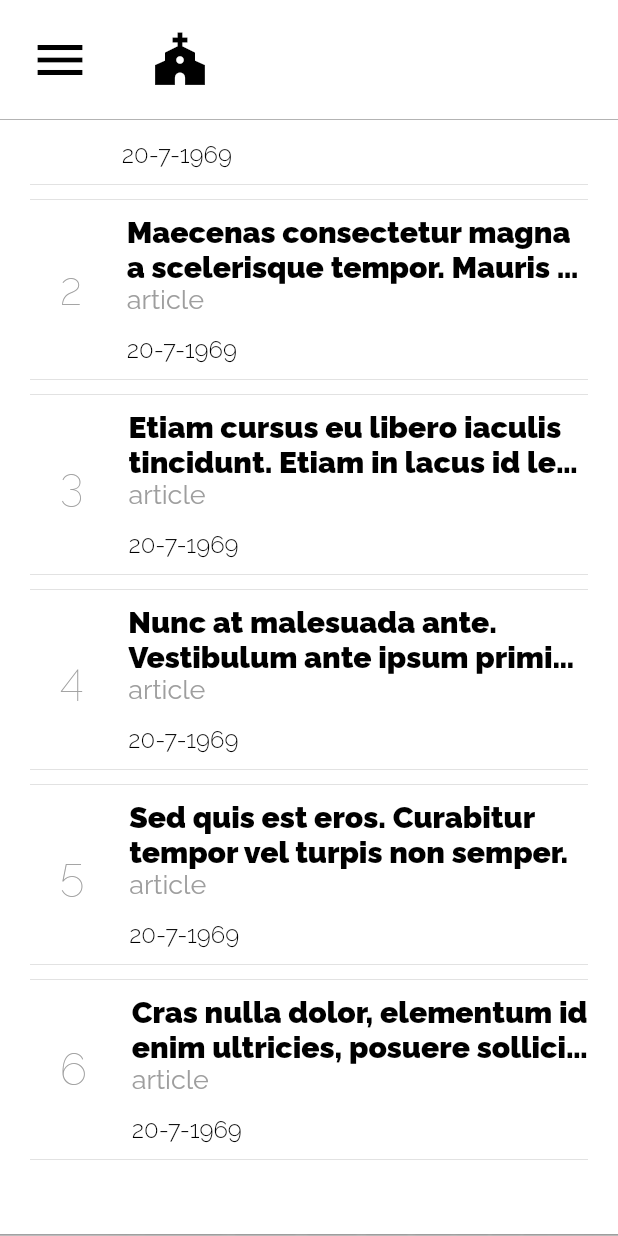
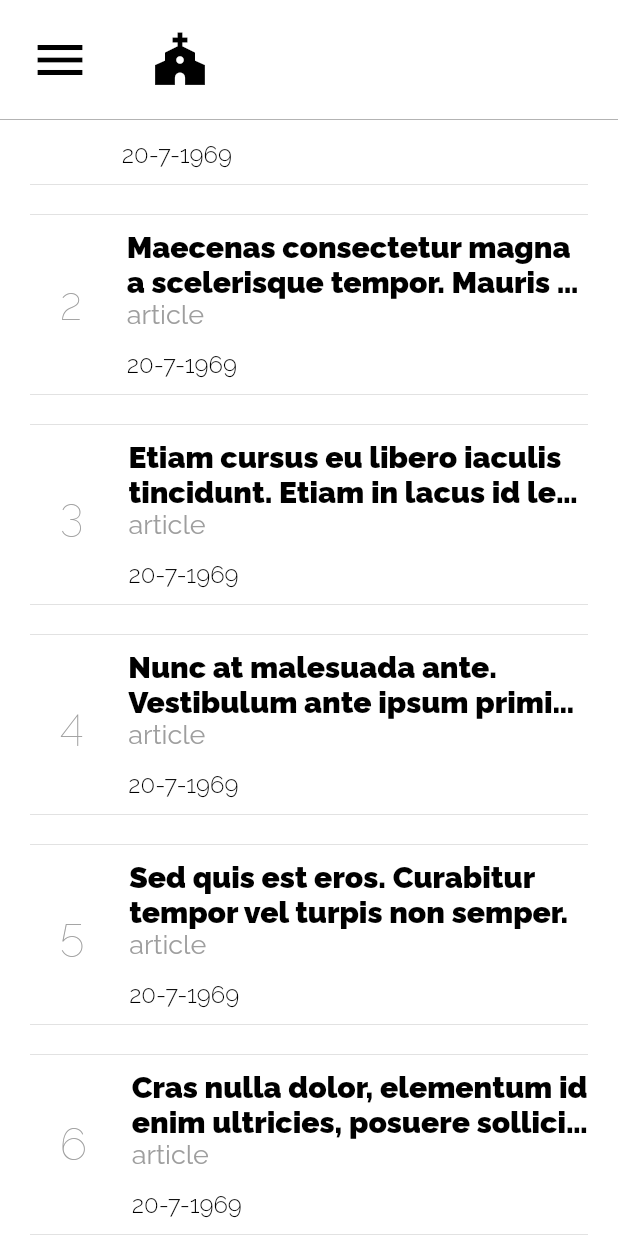
Before and after one commit to Elymne/les-mediateurs, a Flutter app: the screen it shows after launch, scrolled down 398 dp, on a phone screen of 412 x 824 dp. Run offline on Flutter 3.47's test engine with Material 2 defaults, Android fonts, the phone set to English and light mode, and no system bars; our stand-ins replace dio, flutter_riverpod, freezed_annotation; generated files the repository leaves out were written again.

Commit message:
feat : create a custom grid view widget

```diff
--- a/lib/presentation/screens/home_page/widgets/trending_grid.dart
+++ b/lib/presentation/screens/home_page/widgets/trending_grid.dart
@@ -5,6 +5,7 @@ import 'package:les_mediateurs/core/constants.dart';
 import 'package:les_mediateurs/core/state/enum_state_status.dart';
 import 'package:les_mediateurs/presentation/screens/home_page/providers/trending_grid_state_provider.dart';
 import 'package:les_mediateurs/presentation/screens/home_page/widgets/trending_item.dart';
+import 'package:les_mediateurs/presentation/widgets/custom_grid/custom_grid.dart';
 
 class TrendingList extends ConsumerStatefulWidget {
   const TrendingList({super.key});
@@ -63,7 +64,6 @@ class _State extends ConsumerState<TrendingList> {
         child: Padding(
           padding: const EdgeInsets.symmetric(horizontal: 40),
           child: SizedBox(
-            height: 600,
             width: size.width - 80,
             child: Column(
               crossAxisAlignment: CrossAxisAlignment.start,
@@ -87,61 +87,17 @@ class _State extends ConsumerState<TrendingList> {
                   ],
                 ),
                 const SizedBox(height: 20),
-                Row(
-                  mainAxisSize: MainAxisSize.max,
-                  children: [
-                    Expanded(
-                      child: TrendingItem(
-                        number: 1,
-                        trending: state.trendings[0],
-                      ),
-                    ),
-                    const SizedBox(width: 20),
-                    Expanded(
-                      child: TrendingItem(
-                        number: 2,
-                        trending: state.trendings[1],
-                      ),
-                    ),
-                  ],
-                ),
-                const SizedBox(height: 20),
-                Row(
-                  mainAxisSize: MainAxisSize.max,
-                  children: [
-                    Expanded(
-                      child: TrendingItem(
-                        number: 3,
-                        trending: state.trendings[2],
-                      ),
-                    ),
-                    const SizedBox(width: 20),
-                    Expanded(
-                      child: TrendingItem(
-                        number: 4,
-                        trending: state.trendings[3],
-                      ),
-                    ),
-                  ],
-                ),
-                const SizedBox(height: 20),
-                Row(
-                  mainAxisSize: MainAxisSize.max,
-                  children: [
-                    Expanded(
-                      child: TrendingItem(
-                        number: 5,
-                        trending: state.trendings[4],
-                      ),
-                    ),
-                    const SizedBox(width: 20),
-                    Expanded(
-                      child: TrendingItem(
-                        number: 6,
-                        trending: state.trendings[5],
-                      ),
-                    ),
-                  ],
+                CustomGrid(
+                  itemPerRow: 2,
+                  itemCount: state.trendings.length,
+                  rowMargin: 20,
+                  margeBetweenItem: 10,
+                  builder: (index) {
+                    return TrendingItem(
+                      number: index + 1,
+                      trending: state.trendings[index],
+                    );
+                  },
                 ),
               ],
             ),
@@ -156,7 +112,6 @@ class _State extends ConsumerState<TrendingList> {
         child: Padding(
           padding: const EdgeInsets.all(20.0),
           child: SizedBox(
-            height: 900,
             child: Column(
               crossAxisAlignment: CrossAxisAlignment.start,
               mainAxisSize: MainAxisSize.max,
@@ -180,36 +135,18 @@ class _State extends ConsumerState<TrendingList> {
                   ],
                 ),
                 const SizedBox(height: 30),
-                TrendingItem(
-                  number: 1,
-                  trending: state.trendings[0],
+                CustomGrid(
+                  itemPerRow: 1,
+                  itemCount: state.trendings.length,
+                  rowMargin: 20,
+                  margeBetweenItem: 10,
+                  builder: (index) {
+                    return TrendingItem(
+                      number: index + 1,
+                      trending: state.trendings[index],
+                    );
+                  },
                 ),
-                const SizedBox(height: 10),
-                TrendingItem(
-                  number: 2,
-                  trending: state.trendings[1],
-                ),
-                const SizedBox(height: 10),
-                TrendingItem(
-                  number: 3,
-                  trending: state.trendings[2],
-                ),
-                const SizedBox(height: 10),
-                TrendingItem(
-                  number: 4,
-                  trending: state.trendings[3],
-                ),
-                const SizedBox(height: 10),
-                TrendingItem(
-                  number: 5,
-                  trending: state.trendings[4],
-                ),
-                const SizedBox(height: 10),
-                TrendingItem(
-                  number: 6,
-                  trending: state.trendings[5],
-                ),
-                const SizedBox(height: 10),
               ],
             ),
           ),
@@ -225,7 +162,6 @@ class _State extends ConsumerState<TrendingList> {
         children: [
           SizedBox(
             width: largeScreenDisplayWidth,
-            height: 400,
             child: Column(
               crossAxisAlignment: CrossAxisAlignment.start,
               children: [
@@ -248,56 +184,17 @@ class _State extends ConsumerState<TrendingList> {
                   ],
                 ),
                 const SizedBox(height: 30),
-                Row(
-                  mainAxisSize: MainAxisSize.max,
-                  children: [
-                    Expanded(
-                      child: TrendingItem(
-                        number: 1,
-                        trending: state.trendings[0],
-                      ),
-                    ),
-                    const SizedBox(width: 20),
-                    Expanded(
-                      child: TrendingItem(
-                        number: 2,
-                        trending: state.trendings[1],
-                      ),
-                    ),
-                    const SizedBox(width: 20),
-                    Expanded(
-                      child: TrendingItem(
-                        number: 3,
-                        trending: state.trendings[2],
-                      ),
-                    ),
-                  ],
-                ),
-                const SizedBox(height: 20),
-                Row(
-                  mainAxisSize: MainAxisSize.max,
-                  children: [
-                    Expanded(
-                      child: TrendingItem(
-                        number: 4,
-                        trending: state.trendings[3],
-                      ),
-                    ),
-                    const SizedBox(width: 20),
-                    Expanded(
-                      child: TrendingItem(
-                        number: 5,
-                        trending: state.trendings[4],
-                      ),
-                    ),
-                    const SizedBox(width: 20),
-                    Expanded(
-                      child: TrendingItem(
-                        number: 6,
-                        trending: state.trendings[5],
-                      ),
-                    ),
-                  ],
+                CustomGrid(
+                  itemPerRow: 3,
+                  itemCount: state.trendings.length,
+                  rowMargin: 30,
+                  margeBetweenItem: 10,
+                  builder: (index) {
+                    return TrendingItem(
+                      number: index + 1,
+                      trending: state.trendings[index],
+                    );
+                  },
                 ),
               ],
             ),
--- /dev/null
+++ b/lib/presentation/widgets/custom_grid/custom_grid.dart
@@ -0,0 +1,48 @@
+import 'package:flutter/material.dart';
+
+class CustomGrid extends StatelessWidget {
+  final int itemCount;
+  final int itemPerRow;
+  final double rowMargin;
+  final double margeBetweenItem;
+  final Widget Function(int index) builder;
+
+  const CustomGrid({super.key, required this.itemPerRow, required this.itemCount, required this.builder, this.rowMargin = 0, this.margeBetweenItem = 0});
+
+  @override
+  Widget build(BuildContext context) {
+    final int totalRow = itemCount ~/ itemPerRow;
+
+    final int orphantItem = itemCount % itemPerRow;
+
+    final List<Widget> columnChildren = [];
+
+    for (int i = 0; i < totalRow; i++) {
+      final List<Widget> rowItems = [];
+
+      for (int j = 0; j < itemPerRow; j++) {
+        rowItems.add(Expanded(child: builder((i * itemPerRow) + j)));
+
+        if (margeBetweenItem > 0 && (j != 0 || j != itemPerRow - 1)) {
+          rowItems.add(SizedBox(width: margeBetweenItem));
+        }
+      }
+
+      columnChildren.add(Row(
+        mainAxisSize: MainAxisSize.max,
+        mainAxisAlignment: MainAxisAlignment.start,
+        children: rowItems,
+      ));
+
+      if (rowMargin > 0) {
+        columnChildren.add(SizedBox(height: rowMargin));
+      }
+    }
+
+    return Column(
+      mainAxisAlignment: MainAxisAlignment.start,
+      mainAxisSize: MainAxisSize.max,
+      children: columnChildren,
+    );
+  }
+}
```
